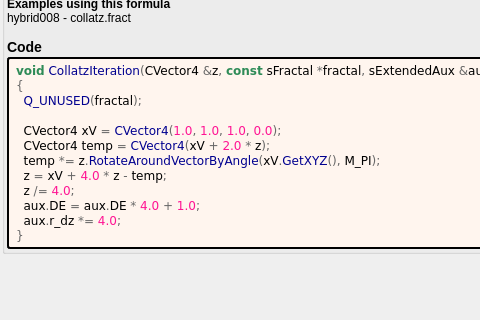
Old version of the form mandelbulber2/formula/ui/fractal_collatz.ui in the repository buddhi1980/mandelbulber2; both pictures show x 0 to 480 and y 103 to 423 of the 772 by 685 pixel window.
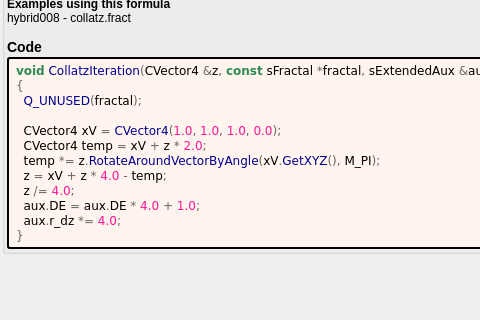
New version of the form. Custom widgets are drawn as their Qt base class.

```diff
--- a/mandelbulber2/formula/ui/fractal_collatz.ui
+++ b/mandelbulber2/formula/ui/fractal_collatz.ui
@@ -96,9 +96,9 @@
   &lt;span style=&quot;color:#00008f&quot;&gt;Q_UNUSED&lt;/span&gt;&lt;span style=&quot;color:#676767&quot;&gt;(&lt;/span&gt;fractal&lt;span style=&quot;color:#676767&quot;&gt;);&lt;/span&gt;
 
   CVector4 xV &lt;span style=&quot;color:#676767&quot;&gt;=&lt;/span&gt; &lt;span style=&quot;color:#00008f&quot;&gt;CVector4&lt;/span&gt;&lt;span style=&quot;color:#676767&quot;&gt;(&lt;/span&gt;&lt;span style=&quot;color:#ff1493&quot;&gt;1.0&lt;/span&gt;&lt;span style=&quot;color:#676767&quot;&gt;,&lt;/span&gt; &lt;span style=&quot;color:#ff1493&quot;&gt;1.0&lt;/span&gt;&lt;span style=&quot;color:#676767&quot;&gt;,&lt;/span&gt; &lt;span style=&quot;color:#ff1493&quot;&gt;1.0&lt;/span&gt;&lt;span style=&quot;color:#676767&quot;&gt;,&lt;/span&gt; &lt;span style=&quot;color:#ff1493&quot;&gt;0.0&lt;/span&gt;&lt;span style=&quot;color:#676767&quot;&gt;);&lt;/span&gt;
-  CVector4 temp &lt;span style=&quot;color:#676767&quot;&gt;=&lt;/span&gt; &lt;span style=&quot;color:#00008f&quot;&gt;CVector4&lt;/span&gt;&lt;span style=&quot;color:#676767&quot;&gt;(&lt;/span&gt;xV &lt;span style=&quot;color:#676767&quot;&gt;+&lt;/span&gt; &lt;span style=&quot;color:#ff1493&quot;&gt;2.0&lt;/span&gt; &lt;span style=&quot;color:#676767&quot;&gt;*&lt;/span&gt; z&lt;span style=&quot;color:#676767&quot;&gt;);&lt;/span&gt;
+  CVector4 temp &lt;span style=&quot;color:#676767&quot;&gt;=&lt;/span&gt; xV &lt;span style=&quot;color:#676767&quot;&gt;+&lt;/span&gt; z &lt;span style=&quot;color:#676767&quot;&gt;*&lt;/span&gt; &lt;span style=&quot;color:#ff1493&quot;&gt;2.0&lt;/span&gt;&lt;span style=&quot;color:#676767&quot;&gt;;&lt;/span&gt;
   temp &lt;span style=&quot;color:#676767&quot;&gt;*=&lt;/span&gt; z&lt;span style=&quot;color:#676767&quot;&gt;.&lt;/span&gt;&lt;span style=&quot;color:#00008f&quot;&gt;RotateAroundVectorByAngle&lt;/span&gt;&lt;span style=&quot;color:#676767&quot;&gt;(&lt;/span&gt;xV&lt;span style=&quot;color:#676767&quot;&gt;.&lt;/span&gt;&lt;span style=&quot;color:#00008f&quot;&gt;GetXYZ&lt;/span&gt;&lt;span style=&quot;color:#676767&quot;&gt;(),&lt;/span&gt; M_PI&lt;span style=&quot;color:#676767&quot;&gt;);&lt;/span&gt;
-  z &lt;span style=&quot;color:#676767&quot;&gt;=&lt;/span&gt; xV &lt;span style=&quot;color:#676767&quot;&gt;+&lt;/span&gt; &lt;span style=&quot;color:#ff1493&quot;&gt;4.0&lt;/span&gt; &lt;span style=&quot;color:#676767&quot;&gt;*&lt;/span&gt; z &lt;span style=&quot;color:#676767&quot;&gt;-&lt;/span&gt; temp&lt;span style=&quot;color:#676767&quot;&gt;;&lt;/span&gt;
+  z &lt;span style=&quot;color:#676767&quot;&gt;=&lt;/span&gt; xV &lt;span style=&quot;color:#676767&quot;&gt;+&lt;/span&gt; z &lt;span style=&quot;color:#676767&quot;&gt;*&lt;/span&gt; &lt;span style=&quot;color:#ff1493&quot;&gt;4.0&lt;/span&gt; &lt;span style=&quot;color:#676767&quot;&gt;-&lt;/span&gt; temp&lt;span style=&quot;color:#676767&quot;&gt;;&lt;/span&gt;
   z &lt;span style=&quot;color:#676767&quot;&gt;/=&lt;/span&gt; &lt;span style=&quot;color:#ff1493&quot;&gt;4.0&lt;/span&gt;&lt;span style=&quot;color:#676767&quot;&gt;;&lt;/span&gt;
   aux&lt;span style=&quot;color:#676767&quot;&gt;.&lt;/span&gt;DE &lt;span style=&quot;color:#676767&quot;&gt;=&lt;/span&gt; aux&lt;span style=&quot;color:#676767&quot;&gt;.&lt;/span&gt;DE &lt;span style=&quot;color:#676767&quot;&gt;*&lt;/span&gt; &lt;span style=&quot;color:#ff1493&quot;&gt;4.0&lt;/span&gt; &lt;span style=&quot;color:#676767&quot;&gt;+&lt;/span&gt; &lt;span style=&quot;color:#ff1493&quot;&gt;1.0&lt;/span&gt;&lt;span style=&quot;color:#676767&quot;&gt;;&lt;/span&gt;
   aux&lt;span style=&quot;color:#676767&quot;&gt;.&lt;/span&gt;r_dz &lt;span style=&quot;color:#676767&quot;&gt;*=&lt;/span&gt; &lt;span style=&quot;color:#ff1493&quot;&gt;4.0&lt;/span&gt;&lt;span style=&quot;color:#676767&quot;&gt;;&lt;/span&gt;
```
